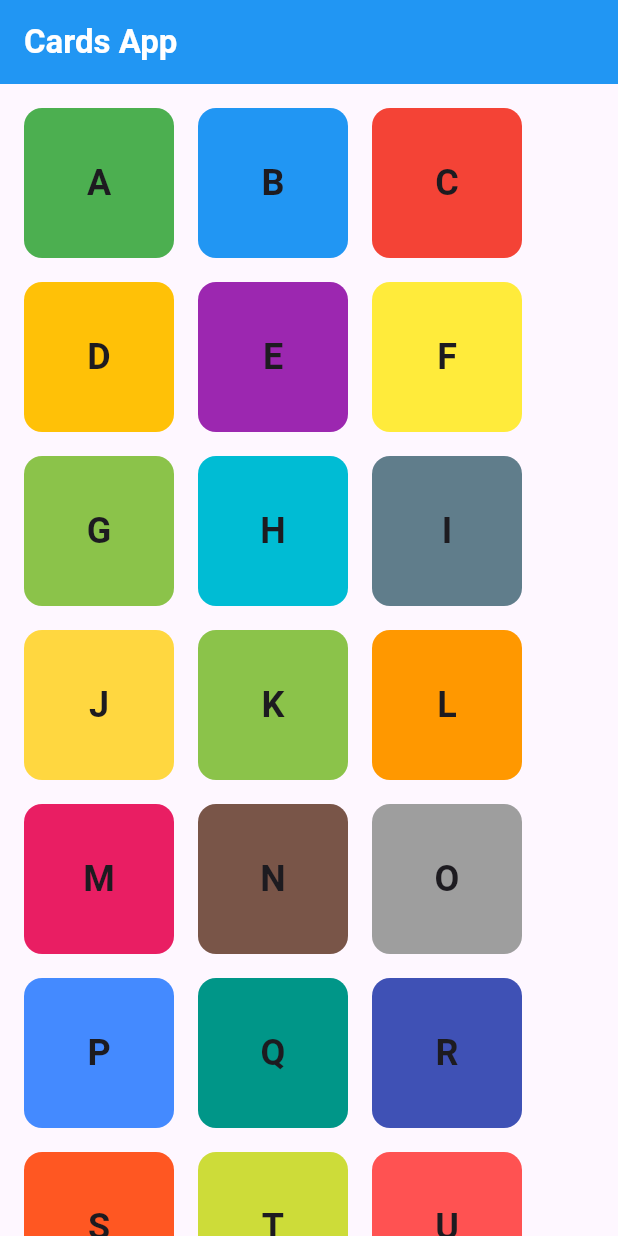
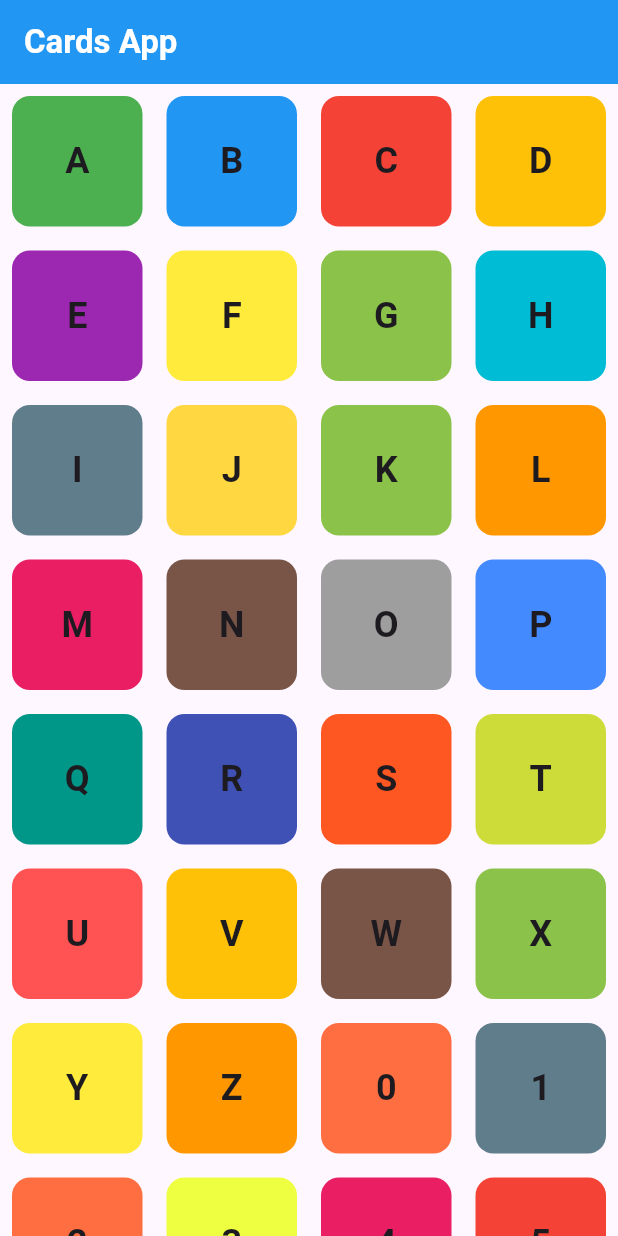
Before and after one commit to Eman908/NTI-Task, a Flutter app: the screen it shows after launch, on a phone screen of 412 x 824 dp. Run offline on Flutter 3.47's test engine with Material 3 defaults, Android fonts, the phone set to English and light mode, and no system bars.

Commit message:
update code

```diff
--- /dev/null
+++ b/lib/models/list.dart
@@ -0,0 +1,38 @@
+import 'package:course/models/style_model.dart';
+import 'package:flutter/material.dart';
+
+final List<StyleModel> st = [
+  StyleModel(color: Colors.green, title: 'A'),
+  StyleModel(color: Colors.blue, title: 'B'),
+  StyleModel(color: Colors.red, title: 'C'),
+  StyleModel(color: Colors.amber, title: 'D'),
+  StyleModel(color: Colors.purple, title: 'E'),
+  StyleModel(color: Colors.yellow, title: 'F'),
+  StyleModel(color: Colors.lightGreen, title: 'G'),
+  StyleModel(color: Colors.cyan, title: 'H'),
+  StyleModel(color: Colors.blueGrey, title: 'I'),
+  StyleModel(color: Colors.amberAccent, title: 'J'),
+  StyleModel(color: Colors.lightGreen, title: 'K'),
+  StyleModel(color: Colors.orange, title: 'L'),
+  StyleModel(color: Colors.pink, title: 'M'),
+  StyleModel(color: Colors.brown, title: 'N'),
+  StyleModel(color: Colors.grey, title: 'O'),
+  StyleModel(color: Colors.blueAccent, title: 'P'),
+  StyleModel(color: Colors.teal, title: 'Q'),
+  StyleModel(color: Colors.indigo, title: 'R'),
+  StyleModel(color: Colors.deepOrange, title: 'S'),
+  StyleModel(color: Colors.lime, title: 'T'),
+  StyleModel(color: Colors.redAccent, title: 'U'),
+  StyleModel(color: Colors.amber, title: 'V'),
+  StyleModel(color: Colors.brown, title: 'W'),
+  StyleModel(color: Colors.lightGreen, title: 'X'),
+  StyleModel(color: Colors.yellow, title: 'Y'),
+  StyleModel(color: Colors.orange, title: 'Z'),
+  StyleModel(color: Colors.deepOrangeAccent, title: '0'),
+  StyleModel(color: Colors.blueGrey, title: '1'),
+  StyleModel(color: Colors.deepOrangeAccent, title: '2'),
+  StyleModel(color: Colors.limeAccent, title: '3'),
+  StyleModel(color: Colors.pink, title: '4'),
+  StyleModel(color: Colors.red, title: '5'),
+];
+// TODO Implement this library.
--- /dev/null
+++ b/lib/models/style_model.dart
@@ -0,0 +1,7 @@
+import 'dart:ui';
+
+class StyleModel {
+  final Color color;
+  final String title;
+  StyleModel({required this.color, required this.title});
+}
--- a/lib/views/home_view.dart
+++ b/lib/views/home_view.dart
@@ -1,5 +1,7 @@
+import 'package:course/widgets/card.dart';
+import 'package:course/widgets/list_builder.dart';
 import 'package:flutter/material.dart';
-import 'package:course/widgets/cards_list.dart';
+import 'package:course/models/list.dart';
 
 class HomeView extends StatelessWidget {
   const HomeView({super.key});
@@ -14,11 +16,7 @@ class HomeView extends StatelessWidget {
         ),
         backgroundColor: Colors.blue,
       ),
-      body: const SingleChildScrollView(
-        scrollDirection: Axis.vertical,
-        padding: EdgeInsets.symmetric(horizontal: 16, vertical: 16),
-        child: CardsList(),
-      ),
+      body: const ListBuilder(),
     );
   }
 }
--- a/lib/widgets/card.dart
+++ b/lib/widgets/card.dart
@@ -1,28 +1,29 @@
+import 'package:course/models/style_model.dart';
 import 'package:flutter/cupertino.dart';
 import 'package:flutter/material.dart';
 
 class Cards extends StatelessWidget {
   const Cards({
-    required this.color,
-    required this.title,
+    required this.st,
     super.key,
   });
-  final Color color;
-  final String title;
+  final StyleModel st;
 
   @override
   Widget build(BuildContext context) {
-    return Container(
-      width: 100,
-      height: 100,
+    return Padding(
+      padding: const EdgeInsets.all(8.0),
+      child: Container(
+        width: 500,
         decoration: BoxDecoration(
           borderRadius: BorderRadius.circular(12),
-        color: color,
+          color: st.color,
         ),
         child: Center(
           child: Text(
-          title,
+            st.title,
             style: const TextStyle(fontWeight: FontWeight.bold, fontSize: 24),
+          ),
         ),
       ),
     );
--- a/lib/widgets/cards_list.dart
+++ /dev/null
@@ -1,50 +0,0 @@
-import 'package:course/widgets/card.dart';
-import 'package:flutter/material.dart';
-
-class CardsList extends StatelessWidget {
-  const CardsList({
-    super.key,
-  });
-
-  @override
-  Widget build(BuildContext context) {
-    return const Wrap(
-      spacing: 16,
-      runSpacing: 16,
-      children: [
-        Cards(color: Colors.green, title: 'A'),
-        Cards(color: Colors.blue, title: 'B'),
-        Cards(color: Colors.red, title: 'C'),
-        Cards(color: Colors.amber, title: 'D'),
-        Cards(color: Colors.purple, title: 'E'),
-        Cards(color: Colors.yellow, title: 'F'),
-        Cards(color: Colors.lightGreen, title: 'G'),
-        Cards(color: Colors.cyan, title: 'H'),
-        Cards(color: Colors.blueGrey, title: 'I'),
-        Cards(color: Colors.amberAccent, title: 'J'),
-        Cards(color: Colors.lightGreen, title: 'K'),
-        Cards(color: Colors.orange, title: 'L'),
-        Cards(color: Colors.pink, title: 'M'),
-        Cards(color: Colors.brown, title: 'N'),
-        Cards(color: Colors.grey, title: 'O'),
-        Cards(color: Colors.blueAccent, title: 'P'),
-        Cards(color: Colors.teal, title: 'Q'),
-        Cards(color: Colors.indigo, title: 'R'),
-        Cards(color: Colors.deepOrange, title: 'S'),
-        Cards(color: Colors.lime, title: 'T'),
-        Cards(color: Colors.redAccent, title: 'U'),
-        Cards(color: Colors.amber, title: 'V'),
-        Cards(color: Colors.brown, title: 'W'),
-        Cards(color: Colors.lightGreen, title: 'X'),
-        Cards(color: Colors.yellow, title: 'Y'),
-        Cards(color: Colors.orange, title: 'Z'),
-        Cards(color: Colors.deepOrangeAccent, title: '0'),
-        Cards(color: Colors.blueGrey, title: '1'),
-        Cards(color: Colors.deepOrangeAccent, title: '2'),
-        Cards(color: Colors.limeAccent, title: '3'),
-        Cards(color: Colors.pink, title: '4'),
-        Cards(color: Colors.red, title: '5'),
-      ],
-    );
-  }
-}
--- /dev/null
+++ b/lib/widgets/list_builder.dart
@@ -0,0 +1,21 @@
+import 'package:course/models/list.dart';
+import 'package:course/widgets/card.dart';
+import 'package:flutter/material.dart';
+
+class ListBuilder extends StatelessWidget {
+  const ListBuilder({
+    super.key,
+  });
+
+  @override
+  Widget build(BuildContext context) {
+    return GridView.builder(
+        scrollDirection: Axis.vertical,
+        gridDelegate:
+            const SliverGridDelegateWithFixedCrossAxisCount(crossAxisCount: 4),
+        itemCount: st.length,
+        itemBuilder: (context, index) {
+          return Cards(st: st[index]);
+        });
+  }
+}
```
Lines whose indentation alone changed are shown as unchanged.
